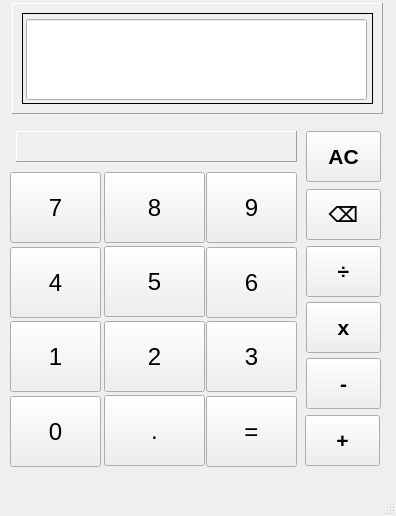
Before: the Qt Designer form mainwindow.ui in Gonzalez-MSI/QtCalculatorApp, drawn with Qt 5.
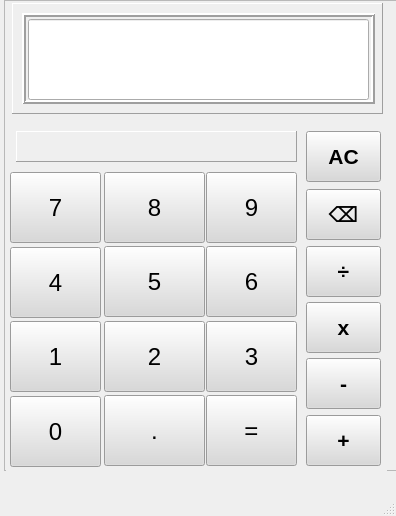
After: the same form once the commit is applied.

Commit message: Functional Qt Calculator

Patch:
```diff
--- a/mainwindow.ui
+++ b/mainwindow.ui
@@ -46,6 +46,12 @@
        <pointsize>18</pointsize>
       </font>
      </property>
+     <property name="styleSheet">
+      <string notr="true">QPushButton {background-color: #d9d9d9
+
+}
+</string>
+     </property>
      <property name="text">
       <string>7</string>
      </property>
@@ -64,6 +70,12 @@
        <pointsize>18</pointsize>
       </font>
      </property>
+     <property name="styleSheet">
+      <string notr="true">QPushButton {background-color: #d9d9d9
+
+}
+</string>
+     </property>
      <property name="text">
       <string>8</string>
      </property>
@@ -82,6 +94,12 @@
        <pointsize>18</pointsize>
       </font>
      </property>
+     <property name="styleSheet">
+      <string notr="true">QPushButton {background-color: #d9d9d9
+
+}
+</string>
+     </property>
      <property name="text">
       <string>4</string>
      </property>
@@ -100,6 +118,12 @@
        <pointsize>18</pointsize>
       </font>
      </property>
+     <property name="styleSheet">
+      <string notr="true">QPushButton {background-color: #d9d9d9
+
+}
+</string>
+     </property>
      <property name="text">
       <string>5</string>
      </property>
@@ -118,6 +142,12 @@
        <pointsize>18</pointsize>
       </font>
      </property>
+     <property name="styleSheet">
+      <string notr="true">QPushButton {background-color: #d9d9d9
+
+}
+</string>
+     </property>
      <property name="text">
       <string>2</string>
      </property>
@@ -136,6 +166,12 @@
        <pointsize>18</pointsize>
       </font>
      </property>
+     <property name="styleSheet">
+      <string notr="true">QPushButton {background-color: #d9d9d9
+
+}
+</string>
+     </property>
      <property name="text">
       <string>0</string>
      </property>
@@ -154,6 +190,12 @@
        <pointsize>18</pointsize>
       </font>
      </property>
+     <property name="styleSheet">
+      <string notr="true">QPushButton {background-color: #d9d9d9
+
+}
+</string>
+     </property>
      <property name="text">
       <string>.</string>
      </property>
@@ -172,6 +214,12 @@
        <pointsize>18</pointsize>
       </font>
      </property>
+     <property name="styleSheet">
+      <string notr="true">QPushButton {background-color: #d9d9d9
+
+}
+</string>
+     </property>
      <property name="text">
       <string>1</string>
      </property>
@@ -180,7 +228,7 @@
      <property name="geometry">
       <rect>
        <x>200</x>
-       <y>275</y>
+       <y>274</y>
        <width>91</width>
        <height>71</height>
       </rect>
@@ -190,6 +238,12 @@
        <pointsize>18</pointsize>
       </font>
      </property>
+     <property name="styleSheet">
+      <string notr="true">QPushButton {background-color: #d9d9d9
+
+}
+</string>
+     </property>
      <property name="text">
       <string>=</string>
      </property>
@@ -198,7 +252,7 @@
      <property name="geometry">
       <rect>
        <x>200</x>
-       <y>126</y>
+       <y>125</y>
        <width>91</width>
        <height>71</height>
       </rect>
@@ -208,6 +262,12 @@
        <pointsize>18</pointsize>
       </font>
      </property>
+     <property name="styleSheet">
+      <string notr="true">QPushButton {background-color: #d9d9d9
+
+}
+</string>
+     </property>
      <property name="text">
       <string>6</string>
      </property>
@@ -226,6 +286,12 @@
        <pointsize>18</pointsize>
       </font>
      </property>
+     <property name="styleSheet">
+      <string notr="true">QPushButton {background-color: #d9d9d9
+
+}
+</string>
+     </property>
      <property name="text">
       <string>9</string>
      </property>
@@ -244,6 +310,12 @@
        <pointsize>18</pointsize>
       </font>
      </property>
+     <property name="styleSheet">
+      <string notr="true">QPushButton {background-color: #d9d9d9
+
+}
+</string>
+     </property>
      <property name="text">
       <string>3</string>
      </property>
@@ -251,7 +323,7 @@
     <widget class="QPushButton" name="AdditionButton">
      <property name="geometry">
       <rect>
-       <x>299</x>
+       <x>300</x>
        <y>294</y>
        <width>75</width>
        <height>51</height>
@@ -263,6 +335,12 @@
        <bold>true</bold>
       </font>
      </property>
+     <property name="styleSheet">
+      <string notr="true">QPushButton {background-color: #d9d9d9
+
+}
+</string>
+     </property>
      <property name="text">
       <string>+</string>
      </property>
@@ -282,6 +360,12 @@
        <bold>true</bold>
       </font>
      </property>
+     <property name="styleSheet">
+      <string notr="true">QPushButton {background-color: #d9d9d9
+
+}
+</string>
+     </property>
      <property name="text">
       <string>-</string>
      </property>
@@ -301,6 +385,12 @@
        <bold>true</bold>
       </font>
      </property>
+     <property name="styleSheet">
+      <string notr="true">QPushButton {background-color: #d9d9d9
+
+}
+</string>
+     </property>
      <property name="text">
       <string>x</string>
      </property>
@@ -320,6 +410,12 @@
        <bold>true</bold>
       </font>
      </property>
+     <property name="styleSheet">
+      <string notr="true">QPushButton {background-color: #d9d9d9
+
+}
+</string>
+     </property>
      <property name="text">
       <string>÷</string>
      </property>
@@ -339,6 +435,12 @@
        <bold>true</bold>
       </font>
      </property>
+     <property name="styleSheet">
+      <string notr="true">QPushButton {background-color: #d9d9d9
+
+}
+</string>
+     </property>
      <property name="text">
       <string>⌫</string>
      </property>
@@ -358,6 +460,12 @@
        <bold>true</bold>
       </font>
      </property>
+     <property name="styleSheet">
+      <string notr="true">QPushButton {background-color: #d9d9d9
+
+}
+</string>
+     </property>
      <property name="text">
       <string>AC</string>
      </property>
@@ -388,6 +496,11 @@
       <height>111</height>
      </rect>
     </property>
+    <property name="styleSheet">
+     <string notr="true">
+
+					</string>
+    </property>
     <property name="frameShape">
      <enum>QFrame::Panel</enum>
     </property>
@@ -399,7 +512,7 @@
       <rect>
        <x>10</x>
        <y>10</y>
-       <width>351</width>
+       <width>353</width>
        <height>91</height>
       </rect>
      </property>
@@ -407,12 +520,15 @@
       <enum>QFrame::Box</enum>
      </property>
      <property name="frameShadow">
-      <enum>QFrame::Plain</enum>
+      <enum>QFrame::Raised</enum>
+     </property>
+     <property name="lineWidth">
+      <number>2</number>
      </property>
      <widget class="QLineEdit" name="ScreenlineEdit">
       <property name="geometry">
        <rect>
-        <x>4</x>
+        <x>6</x>
         <y>6</y>
         <width>341</width>
         <height>81</height>
@@ -434,6 +550,28 @@
      </widget>
     </widget>
    </widget>
+   <widget class="QFrame" name="frame_4">
+    <property name="geometry">
+     <rect>
+      <x>4</x>
+      <y>0</y>
+      <width>401</width>
+      <height>471</height>
+     </rect>
+    </property>
+    <property name="autoFillBackground">
+     <bool>true</bool>
+    </property>
+    <property name="frameShape">
+     <enum>QFrame::StyledPanel</enum>
+    </property>
+    <property name="frameShadow">
+     <enum>QFrame::Raised</enum>
+    </property>
+   </widget>
+   <zorder>frame_4</zorder>
+   <zorder>frame</zorder>
+   <zorder>frame_2</zorder>
   </widget>
   <widget class="QMenuBar" name="menubar">
    <property name="geometry">
```
The commit also changes 1 other file.
